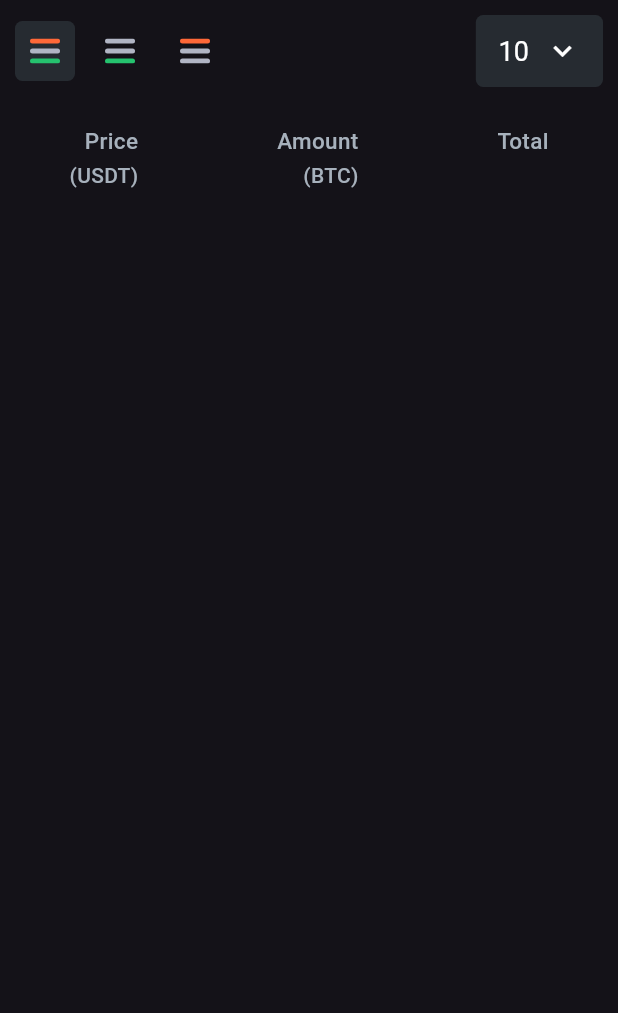
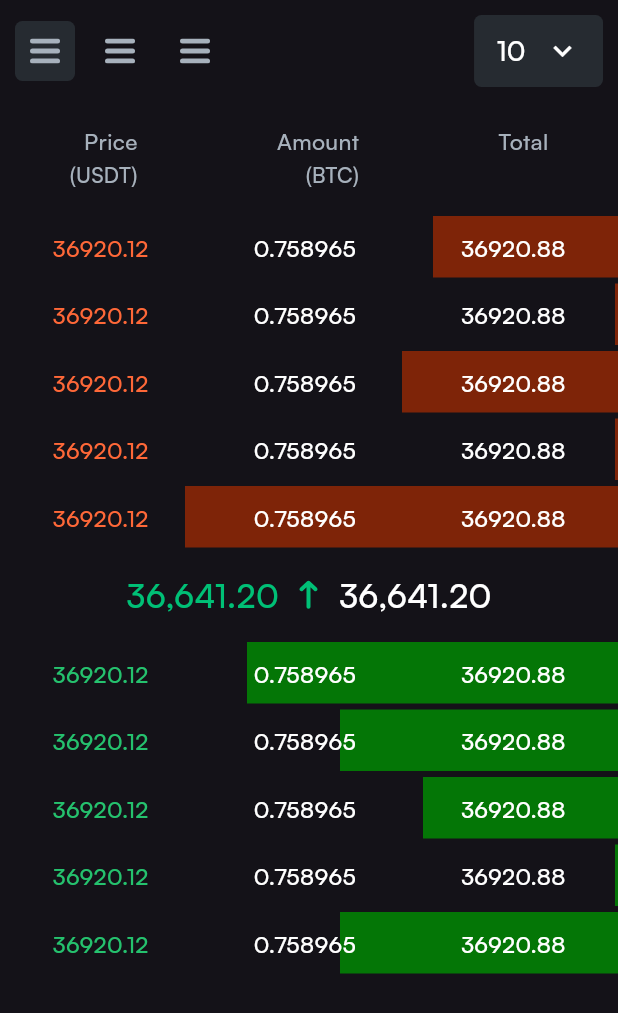
Before and after one commit to kcibdev/sisyphus, a Flutter app: the OrderBook widget shown alone on an empty page, opened directly, on a phone screen of 412 x 824 dp. Shown: the top 1013 px of the screen. Run offline on Flutter 3.47's test engine with Material 2 defaults, Android fonts, the light colour scheme and no system bars; our stand-ins replace flutter_svg; missing offline and left inert: candlesticks; network calls fail; Roboto replaces fonts that are missing (LatoR).

Commit message:
[feat]: order book

```diff
--- a/lib/src/view/components/custom_text.dart
+++ b/lib/src/view/components/custom_text.dart
@@ -18,9 +18,9 @@
       {super.key,
       this.size = 15,
       this.color,
-      this.weight = FontWeight.normal,
+      this.weight = FontWeight.w500,
       this.align = TextAlign.left,
-      this.font = "LatoR",
+      this.font = "Satoshi",
       this.overflow,
       this.wrap,
       this.max,
--- /dev/null
+++ b/lib/src/view/components/order_trade.dart
@@ -0,0 +1,75 @@
+import 'package:flutter/material.dart';
+import 'package:roqqu/src/lib/theme.dart';
+import 'package:roqqu/src/view/components/custom_text.dart';
+
+class OrderTrade extends StatelessWidget {
+  final bool topInfo;
+  final double price;
+  final double amount;
+  final double bgPercent;
+
+  const OrderTrade(
+      {super.key,
+      this.topInfo = true,
+      required this.price,
+      required this.amount,
+      this.bgPercent = 0.995});
+
+  @override
+  Widget build(BuildContext context) {
+    return Container(
+      padding: const EdgeInsets.symmetric(vertical: 10),
+      margin: const EdgeInsets.symmetric(vertical: 2),
+      decoration: BoxDecoration(
+        gradient: LinearGradient(
+          stops: [
+            bgPercent, // percentage value 0.5 = 50%
+            0.01,
+          ],
+          colors: [
+            Colors.transparent, //container base color
+            topInfo
+                ? const Color.fromARGB(255, 126, 36, 8)
+                : const Color.fromARGB(
+                    255, 4, 118, 6), // the color you need to fill,
+          ],
+        ),
+      ),
+      child: Row(
+        mainAxisAlignment: MainAxisAlignment.spaceAround,
+        children: [
+          Column(
+            crossAxisAlignment: CrossAxisAlignment.end,
+            children: [
+              CustomText(
+                "$price",
+                weight: FontWeight.w500,
+                color: topInfo ? const Color(0xFFFF6838) : successColor,
+              ),
+            ],
+          ),
+          Column(
+            crossAxisAlignment: CrossAxisAlignment.end,
+            children: [
+              CustomText(
+                "$amount",
+                weight: FontWeight.w500,
+                color: Colors.white,
+              ),
+            ],
+          ),
+          Column(
+            crossAxisAlignment: CrossAxisAlignment.end,
+            children: [
+              CustomText(
+                (price + amount).toStringAsFixed(2),
+                weight: FontWeight.w500,
+                color: Colors.white,
+              ),
+            ],
+          ),
+        ],
+      ),
+    );
+  }
+}
--- a/lib/src/view/components/svg_viewer.dart
+++ b/lib/src/view/components/svg_viewer.dart
@@ -1,14 +1,22 @@
 import 'package:flutter/material.dart';
 import 'package:flutter_svg/svg.dart';
+import 'package:roqqu/src/lib/theme.dart';
 
 class SvgViewer extends StatelessWidget {
   final String assetName;
   final double? width;
   final double? height;
-  const SvgViewer(this.assetName, {super.key, this.width, this.height});
+  final Color? color;
+  const SvgViewer(this.assetName,
+      {super.key, this.width, this.height, this.color});
 
   @override
   Widget build(BuildContext context) {
-    return SvgPicture.asset(assetName, width: width, height: height);
+    return SvgPicture.asset(
+      assetName,
+      width: width,
+      height: height,
+      colorFilter: ColorFilter.mode(color ?? textGrayColor, BlendMode.srcIn),
+    );
   }
 }
--- a/lib/src/view/components/topinfo/order_book.dart
+++ b/lib/src/view/components/topinfo/order_book.dart
@@ -2,6 +2,7 @@
 import 'package:roqqu/src/lib/theme.dart';
 import 'package:roqqu/src/view/components/custom_dropdown.dart';
 import 'package:roqqu/src/view/components/custom_text.dart';
+import 'package:roqqu/src/view/components/order_trade.dart';
 import 'package:roqqu/src/view/components/svg_viewer.dart';
 
 class OrderBook extends StatefulWidget {
@@ -132,7 +133,48 @@
             ),
           ],
         ),
-      )
+      ),
+      const OrderTrade(price: 36920.12, amount: 0.758965, bgPercent: 0.7),
+      const OrderTrade(price: 36920.12, amount: 0.758965),
+      const OrderTrade(price: 36920.12, amount: 0.758965, bgPercent: 0.65),
+      const OrderTrade(price: 36920.12, amount: 0.758965),
+      const OrderTrade(price: 36920.12, amount: 0.758965, bgPercent: 0.3),
+      Container(
+        padding: const EdgeInsets.symmetric(vertical: 14),
+        alignment: Alignment.center,
+        child: const Row(
+          mainAxisSize: MainAxisSize.min,
+          children: [
+            CustomText(
+              "36,641.20",
+              color: greenTextColor,
+              size: 22,
+            ),
+            SizedBox(width: 10),
+            SvgViewer(
+              "assets/icon/arrow_up.svg",
+              color: greenTextColor,
+              width: 20,
+              height: 20,
+            ),
+            SizedBox(width: 10),
+            CustomText(
+              "36,641.20",
+              color: Colors.white,
+              size: 22,
+            ),
+          ],
+        ),
+      ),
+      const OrderTrade(
+          price: 36920.12, amount: 0.758965, bgPercent: 0.4, topInfo: false),
+      const OrderTrade(
+          price: 36920.12, amount: 0.758965, bgPercent: 0.55, topInfo: false),
+      const OrderTrade(
+          price: 36920.12, amount: 0.758965, bgPercent: 0.685, topInfo: false),
+      const OrderTrade(price: 36920.12, amount: 0.758965, topInfo: false),
+      const OrderTrade(
+          price: 36920.12, amount: 0.758965, bgPercent: 0.55, topInfo: false),
     ]);
   }
 }
```
Also changed, not shown: pubspec.yaml (+6 -60 lines), assets/fonts/Satoshi-Medium.ttf (added), assets/fonts/Satoshi-Regular.ttf (added), assets/icon/arrow_up.svg (added).
